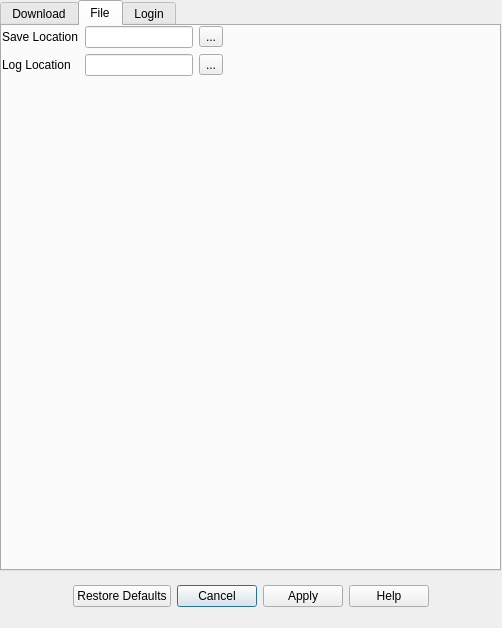
First picture: the form in nhentai_gui/config_dialog.ui, repository DukeValentine/nhentai-downloader, before the edit.
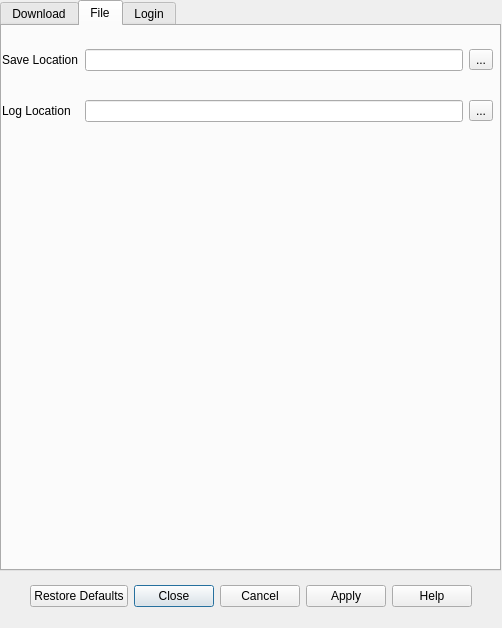
Second picture: the form after the edit. The open tabs and pages were chosen to show the change.

Commit message: Add behaviour to config dialog check boxes and file picks

```diff
--- a/nhentai_gui/config_dialog.ui
+++ b/nhentai_gui/config_dialog.ui
@@ -26,7 +26,7 @@
     <enum>Qt::Horizontal</enum>
    </property>
    <property name="standardButtons">
-    <set>QDialogButtonBox::Apply|QDialogButtonBox::Cancel|QDialogButtonBox::Help|QDialogButtonBox::RestoreDefaults</set>
+    <set>QDialogButtonBox::Apply|QDialogButtonBox::Cancel|QDialogButtonBox::Close|QDialogButtonBox::Help|QDialogButtonBox::RestoreDefaults</set>
    </property>
    <property name="centerButtons">
     <bool>true</bool>
@@ -191,7 +191,7 @@
     <attribute name="title">
      <string>File</string>
     </attribute>
-    <widget class="QWidget" name="">
+    <widget class="QWidget" name="layoutWidget">
      <property name="geometry">
       <rect>
        <x>0</x>
@@ -202,7 +202,7 @@
      </property>
      <layout class="QGridLayout" name="gridLayout">
       <property name="sizeConstraint">
-       <enum>QLayout::SetFixedSize</enum>
+       <enum>QLayout::SetDefaultConstraint</enum>
       </property>
       <item row="2" column="5">
        <widget class="QToolButton" name="location_selection_5">
```
Left out of the diff: 24 changed lines with no effect on the pictures. The commit also changes 4 other files.
